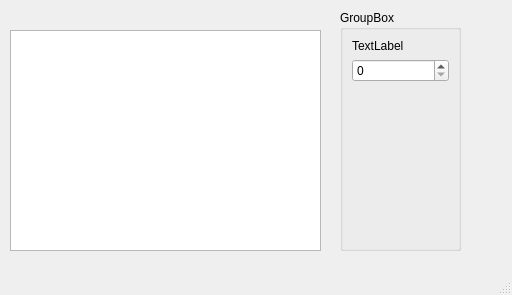
marymex/QT1_multiplication_table, file mainwindow.ui: the form before one commit.
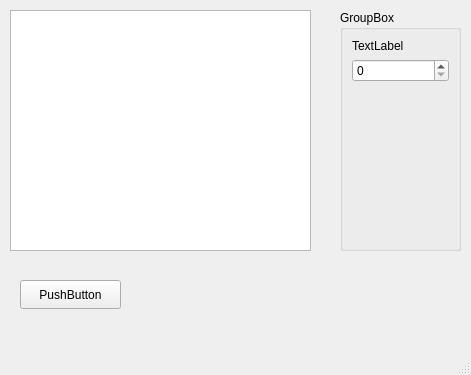
The form after the commit.

The edit to the form file:
```diff
--- a/mainwindow.ui
+++ b/mainwindow.ui
@@ -6,8 +6,8 @@
    <rect>
     <x>0</x>
     <y>0</y>
-    <width>512</width>
-    <height>295</height>
+    <width>471</width>
+    <height>375</height>
    </rect>
   </property>
   <property name="windowTitle">
@@ -58,13 +58,26 @@
      </item>
     </layout>
    </widget>
-   <widget class="QTableView" name="tableView">
+   <widget class="QPushButton" name="pushButton2">
+    <property name="geometry">
+     <rect>
+      <x>20</x>
+      <y>280</y>
+      <width>101</width>
+      <height>29</height>
+     </rect>
+    </property>
+    <property name="text">
+     <string>PushButton</string>
+    </property>
+   </widget>
+   <widget class="QTableWidget" name="tableWidget">
     <property name="geometry">
      <rect>
       <x>10</x>
-      <y>30</y>
-      <width>311</width>
-      <height>221</height>
+      <y>10</y>
+      <width>301</width>
+      <height>241</height>
      </rect>
     </property>
    </widget>
```
Left out of the diff: 4 changed lines with no effect on the pictures.
